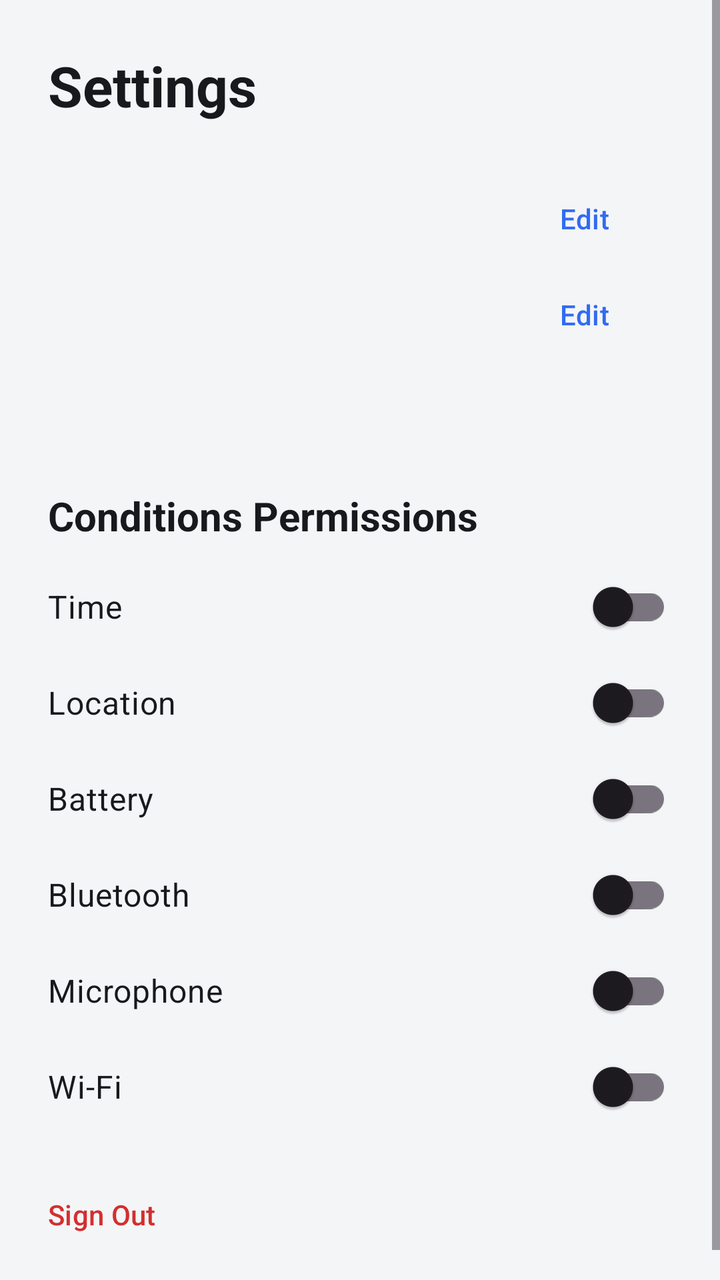
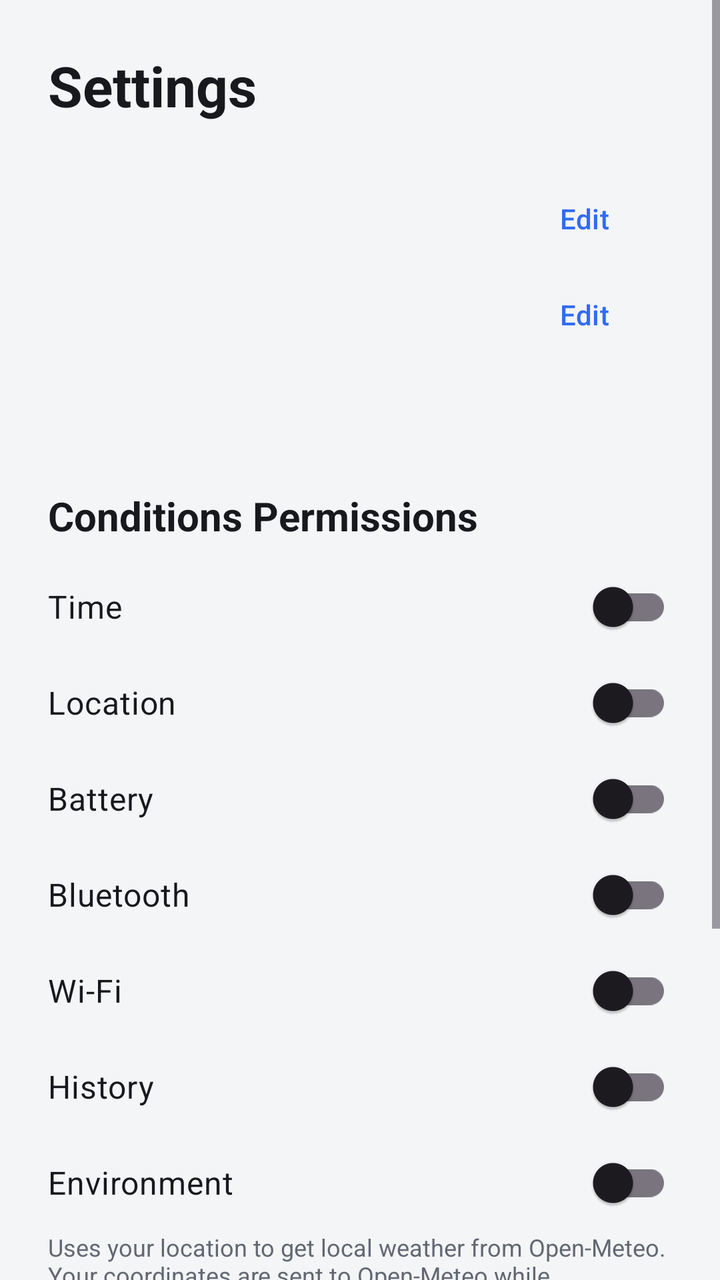

The first picture is an Android layout as it rendered before a commit; the second is the same layout after the commit. The layout source and the unified diff follow.
<!-- AndroidManifest.xml: application theme Theme.Conditions -->
<!-- res/layout/fragment_settings.xml -->
<?xml version="1.0" encoding="utf-8"?>
<ScrollView xmlns:android="http://schemas.android.com/apk/res/android"
    android:layout_width="match_parent"
    android:layout_height="match_parent"
    android:fillViewport="true"
    android:background="#F4F5F7">
    <LinearLayout
        android:layout_width="match_parent"
        android:layout_height="wrap_content"
        android:padding="24dp"
        android:orientation="vertical">
        <TextView
            android:layout_width="match_parent"
            android:layout_height="wrap_content"
            android:layout_marginBottom="24dp"
            android:text="@string/tab_settings"
            android:textColor="#17191D"
            android:textSize="28sp"
            android:textStyle="bold" />
        <LinearLayout
            android:layout_width="match_parent"
            android:layout_height="wrap_content"
            android:gravity="center_vertical"
            android:orientation="horizontal">
            <TextView
                android:id="@+id/settings_name"
                android:layout_width="0dp"
                android:layout_height="wrap_content"
                android:layout_weight="1"
                android:textColor="#17191D"
                android:textSize="16sp" />
            <com.google.android.material.button.MaterialButton
                style="@style/Widget.Material3.Button.TextButton"
                android:id="@+id/edit_name"
                android:layout_width="wrap_content"
                android:layout_height="wrap_content"
                android:text="@string/edit"
                android:textAllCaps="false"
                android:textColor="#306BF3" />
        </LinearLayout>
        <LinearLayout
            android:layout_width="match_parent"
            android:layout_height="wrap_content"
            android:gravity="center_vertical"
            android:orientation="horizontal">
            <TextView
                android:id="@+id/settings_username"
                android:layout_width="0dp"
                android:layout_height="wrap_content"
                android:layout_weight="1"
                android:textColor="#17191D"
                android:textSize="16sp" />
            <com.google.android.material.button.MaterialButton
                style="@style/Widget.Material3.Button.TextButton"
                android:id="@+id/edit_username"
                android:layout_width="wrap_content"
                android:layout_height="wrap_content"
                android:text="@string/edit"
                android:textAllCaps="false"
                android:textColor="#306BF3" />
        </LinearLayout>
        <TextView
            android:id="@+id/last_login"
            android:layout_width="match_parent"
            android:layout_height="wrap_content"
            android:layout_marginTop="12dp"
            android:textColor="#626873"
            android:textSize="14sp" />
        <TextView
            android:layout_width="match_parent"
            android:layout_height="wrap_content"
            android:layout_marginTop="32dp"
            android:layout_marginBottom="8dp"
            android:text="@string/conditions_permissions"
            android:textColor="#17191D"
            android:textSize="20sp"
            android:textStyle="bold" />
        <com.google.android.material.switchmaterial.SwitchMaterial
            android:id="@+id/permission_time"
            android:layout_width="match_parent"
            android:layout_height="wrap_content"
            android:minHeight="48dp"
            android:text="@string/permission_time"
            android:textColor="#17191D"
            android:textSize="16sp" />
        <com.google.android.material.switchmaterial.SwitchMaterial
            android:id="@+id/permission_location"
            android:layout_width="match_parent"
            android:layout_height="wrap_content"
            android:minHeight="48dp"
            android:text="@string/permission_location"
            android:textColor="#17191D"
            android:textSize="16sp" />
        <com.google.android.material.switchmaterial.SwitchMaterial
            android:id="@+id/permission_battery"
            android:layout_width="match_parent"
            android:layout_height="wrap_content"
            android:minHeight="48dp"
            android:text="@string/permission_battery"
            android:textColor="#17191D"
            android:textSize="16sp" />
        <com.google.android.material.switchmaterial.SwitchMaterial
            android:id="@+id/permission_bluetooth"
            android:layout_width="match_parent"
            android:layout_height="wrap_content"
            android:minHeight="48dp"
            android:text="@string/permission_bluetooth"
            android:textColor="#17191D"
            android:textSize="16sp" />
        <com.google.android.material.switchmaterial.SwitchMaterial
            android:id="@+id/permission_microphone"
            android:layout_width="match_parent"
            android:layout_height="wrap_content"
            android:minHeight="48dp"
            android:text="@string/permission_microphone"
            android:textColor="#17191D"
            android:textSize="16sp" />
        <com.google.android.material.switchmaterial.SwitchMaterial
            android:id="@+id/permission_wifi"
            android:layout_width="match_parent"
            android:layout_height="wrap_content"
            android:minHeight="48dp"
            android:text="@string/permission_wifi"
            android:textColor="#17191D"
            android:textSize="16sp" />
        <com.google.android.material.button.MaterialButton
            style="@style/Widget.Material3.Button.TextButton"
            android:id="@+id/sign_out"
            android:layout_width="wrap_content"
            android:layout_height="wrap_content"
            android:layout_marginTop="16dp"
            android:paddingStart="0dp"
            android:paddingEnd="0dp"
            android:insetLeft="0dp"
            android:insetRight="0dp"
            android:gravity="start|center_vertical"
            android:text="@string/sign_out"
            android:textAllCaps="false"
            android:textColor="#D32F2F" />
    </LinearLayout>
</ScrollView>
<!-- resources referenced by this layout -->
<resources>
  <string name="conditions_permissions">Conditions Permissions</string>
  <string name="edit">Edit</string>
  <string name="permission_battery">Battery</string>
  <string name="permission_bluetooth">Bluetooth</string>
  <string name="permission_location">Location</string>
  <string name="permission_microphone">Microphone</string>
  <string name="permission_time">Time</string>
  <string name="permission_wifi">Wi-Fi</string>
  <string name="sign_out">Sign Out</string>
  <string name="tab_settings">Settings</string>
  <style name="Theme.Conditions" parent="Base.Theme.Conditions" />
  <style name="Base.Theme.Conditions" parent="Theme.Material3.DayNight.NoActionBar">
          
          
      </style>
</resources>

<!-- the commit's change to res/layout/fragment_settings.xml (unified diff, before → after) -->
@@ -108,14 +108,6 @@
             android:textColor="#17191D"
             android:textSize="16sp" />
         <com.google.android.material.switchmaterial.SwitchMaterial
-            android:id="@+id/permission_microphone"
-            android:layout_width="match_parent"
-            android:layout_height="wrap_content"
-            android:minHeight="48dp"
-            android:text="@string/permission_microphone"
-            android:textColor="#17191D"
-            android:textSize="16sp" />
-        <com.google.android.material.switchmaterial.SwitchMaterial
             android:id="@+id/permission_wifi"
             android:layout_width="match_parent"
             android:layout_height="wrap_content"
@@ -123,6 +115,35 @@
             android:text="@string/permission_wifi"
             android:textColor="#17191D"
             android:textSize="16sp" />
+        <com.google.android.material.switchmaterial.SwitchMaterial
+            android:id="@+id/permission_history"
+            android:layout_width="match_parent"
+            android:layout_height="wrap_content"
+            android:minHeight="48dp"
+            android:text="@string/permission_history"
+            android:textColor="#17191D"
+            android:textSize="16sp" />
+        <com.google.android.material.switchmaterial.SwitchMaterial
+            android:id="@+id/permission_environment"
+            android:layout_width="match_parent"
+            android:layout_height="wrap_content"
+            android:minHeight="48dp"
+            android:text="@string/permission_environment"
+            android:textColor="#17191D"
+            android:textSize="16sp" />
+        <TextView
+            android:layout_width="match_parent"
+            android:layout_height="wrap_content"
+            android:text="@string/environment_permission_reason"
+            android:textSize="12sp"
+            android:textColor="#626873" />
+        <TextView
+            android:id="@+id/weather_credit"
+            android:layout_width="wrap_content"
+            android:layout_height="wrap_content"
+            android:layout_marginTop="8dp"
+            android:textSize="12sp"
+            android:textColor="#626873" />
         <com.google.android.material.button.MaterialButton
             style="@style/Widget.Material3.Button.TextButton"
             android:id="@+id/sign_out"
@@ -137,5 +158,31 @@
             android:text="@string/sign_out"
             android:textAllCaps="false"
             android:textColor="#D32F2F" />
+        <com.google.android.material.button.MaterialButton
+            android:id="@+id/reset_libraries"
+            style="@style/Widget.Material3.Button.TextButton"
+            android:layout_width="wrap_content"
+            android:layout_height="wrap_content"
+            android:paddingStart="0dp"
+            android:paddingEnd="0dp"
+            android:insetLeft="0dp"
+            android:insetRight="0dp"
+            android:gravity="start|center_vertical"
+            android:text="Reset libraries"
+            android:textAllCaps="false"
+            android:textColor="#D32F2F" />
+        <com.google.android.material.button.MaterialButton
+            android:id="@+id/delete_account"
+            style="@style/Widget.Material3.Button.TextButton"
+            android:layout_width="wrap_content"
+            android:layout_height="wrap_content"
+            android:paddingStart="0dp"
+            android:paddingEnd="0dp"
+            android:insetLeft="0dp"
+            android:insetRight="0dp"
+            android:gravity="start|center_vertical"
+            android:text="Delete account"
+            android:textAllCaps="false"
+            android:textColor="#D32F2F" />
     </LinearLayout>
 </ScrollView>
<!-- resource entries referenced after the edit -->
@@ -2,10 +2,12 @@
 <resources>
   <string name="conditions_permissions">Conditions Permissions</string>
   <string name="edit">Edit</string>
+  <string name="environment_permission_reason">Uses your location to get local weather from Open-Meteo. Your coordinates are sent to Open-Meteo while Environment is enabled and Vault or the payload editor is open.</string>
   <string name="permission_battery">Battery</string>
   <string name="permission_bluetooth">Bluetooth</string>
+  <string name="permission_environment">Environment</string>
+  <string name="permission_history">History</string>
   <string name="permission_location">Location</string>
-  <string name="permission_microphone">Microphone</string>
   <string name="permission_time">Time</string>
   <string name="permission_wifi">Wi-Fi</string>
   <string name="sign_out">Sign Out</string>
